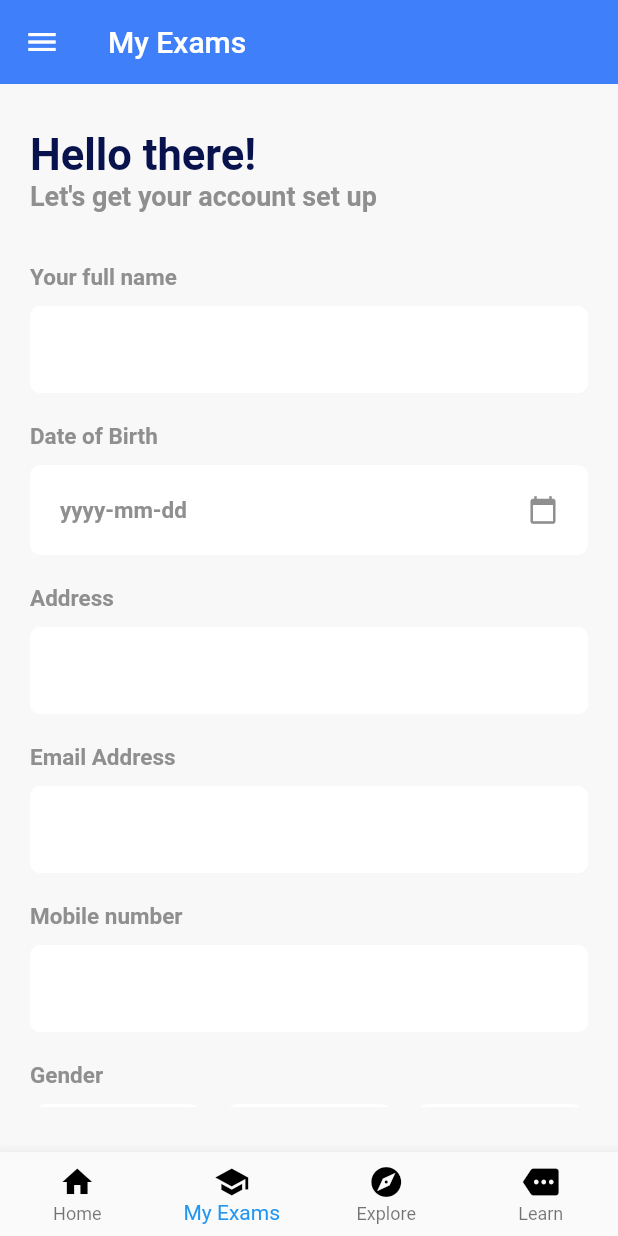
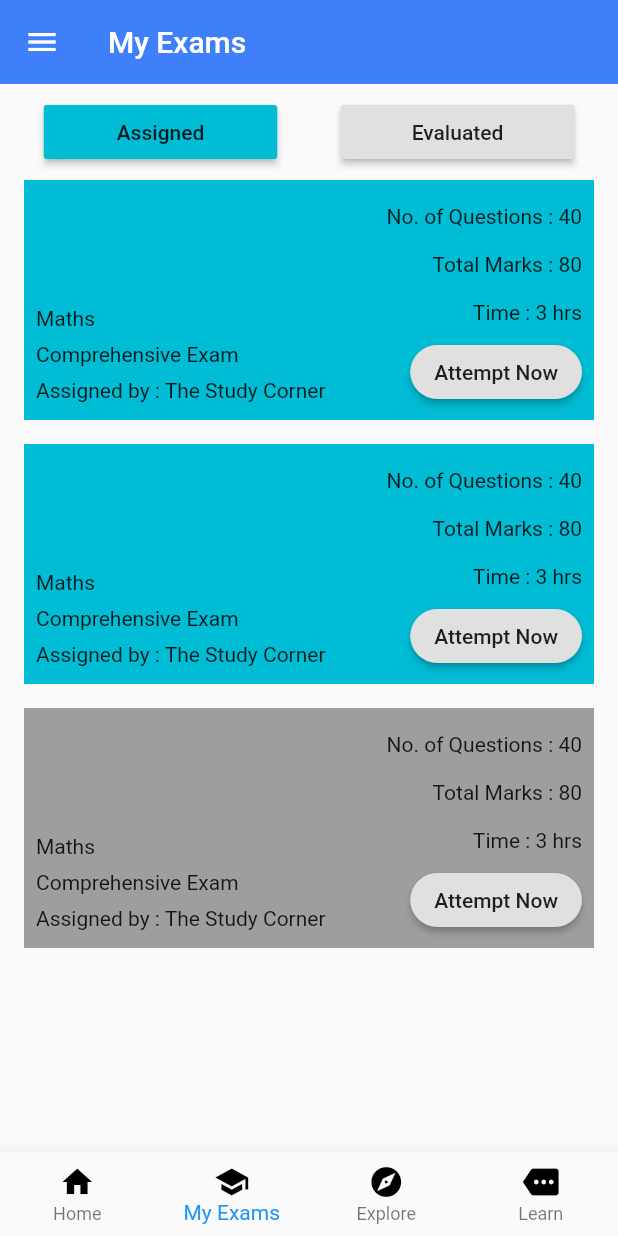
Before and after one commit to sharmaumang001/StudyCorner, a Flutter app: the HomeScreen screen opened by its route, item 2 of the bottom bar chosen, on a phone screen of 412 x 824 dp. Run offline on Flutter 3.47's test engine with Material 2 defaults, Android fonts, the phone set to English and light mode, and no system bars; our stand-ins replace cached_network_image, cloud_firestore, file_picker, firebase_auth, firebase_core, firebase_database and 5 more; missing offline and left inert: advance_pdf_viewer; accounts and stored records are empty.

Commit message:
Exam Screen Updated

```diff
--- a/study_corner/lib/HomeScreen.dart
+++ b/study_corner/lib/HomeScreen.dart
@@ -1,5 +1,6 @@
 import 'package:flutter/material.dart';
 import 'package:study_corner/feedback.dart';
+import 'exams.dart';
 
 import 'drawer.dart';
 import 'user_details.dart';
@@ -15,7 +16,7 @@ class _HomeScreenState extends State<HomeScreen> {
   int selectedIndex = 0;
   List<Widget> widgetOptions = [
     AboutScreen(),
-    UserForm(),
+    ExamScreen(),
 
     FeedBack(),
     Container(
--- /dev/null
+++ b/study_corner/lib/exams.dart
@@ -0,0 +1,117 @@
+import 'package:flutter/material.dart';
+
+class ExamBox extends StatelessWidget {
+
+  var colorp;
+
+  ExamBox(this.colorp);
+
+  @override
+  Widget build(BuildContext context) {
+    return Padding(
+      padding: const EdgeInsets.all(8.0),
+      child: Container(
+        color: colorp,
+        child: Row(
+          crossAxisAlignment: CrossAxisAlignment.end,
+          mainAxisAlignment: MainAxisAlignment.spaceBetween,
+          children: [
+            Padding(
+              padding: const EdgeInsets.all(8.0),
+              child: Column(
+                  crossAxisAlignment: CrossAxisAlignment.start,
+                  mainAxisAlignment: MainAxisAlignment.spaceEvenly,
+                  children: [
+                    Padding(
+                      padding: const EdgeInsets.symmetric( vertical : 4.0),
+                      child: Text("Maths"),
+                    ),
+                    Padding(
+                      padding: const EdgeInsets.symmetric( vertical : 4.0),
+                      child: Text("Comprehensive Exam"),
+                    ),
+                    Padding(
+                      padding: const EdgeInsets.symmetric( vertical : 4.0),
+                      child: Text("Assigned by : The Study Corner"),
+                    ),
+                  ],
+                ),
+            ),
+            Padding(
+              padding: const EdgeInsets.all(8.0),
+              child: Column(
+                crossAxisAlignment: CrossAxisAlignment.end,
+                children: [
+                  Padding(
+                      padding: const EdgeInsets.symmetric( vertical : 8.0),
+                    child: Text("No. of Questions : 40"),
+                  ),
+                  Padding(
+                      padding: const EdgeInsets.symmetric( vertical : 8.0),
+                    child: Text("Total Marks : 80"),
+                  ),
+                  Padding(
+                      padding: const EdgeInsets.symmetric( vertical : 8.0),
+                    child: Text("Time : 3 hrs"),
+                  ),
+
+                  RaisedButton(
+                    onPressed: (){},
+                    shape: RoundedRectangleBorder(borderRadius: BorderRadius.circular(20)),
+                    child: Text("Attempt Now"),
+                    ),
+                ],
+              ),
+            ),
+          ],
+        ),
+      ),
+    );
+  }
+}
+
+class ExamScreen extends StatelessWidget {
+  @override
+  Widget build(BuildContext context) {
+    return Padding(
+      padding: const EdgeInsets.all(8.0),
+      child: Container(
+        child: Column(
+          children: [
+            Row(
+              mainAxisSize: MainAxisSize.max,
+              mainAxisAlignment: MainAxisAlignment.spaceAround,
+              children: [
+                RaisedButton(
+                  color: Colors.cyan,
+                  child: Container(
+                    child: Center(child: Text("Assigned")),
+                    width: MediaQuery.of(context).size.width * 0.3,
+                  ),
+                  onPressed: () {},
+                ),
+                RaisedButton(
+                  child: Container(
+                    child: Center(child: Text("Evaluated")),
+                    width: MediaQuery.of(context).size.width * 0.3,
+                  ),
+                  onPressed: () {},
+                ),
+              ],
+            ),
+            Expanded(
+              child: ListView(
+                children: [
+                  ExamBox(Colors.cyan),
+                                    ExamBox(Colors.cyan),
+                  ExamBox(Colors.grey),
+
+                ],
+              ),
+            ),
+          ],
+        ),
+      ),
+    );
+  }
+}
--- a/study_corner/lib/main.dart
+++ b/study_corner/lib/main.dart
@@ -24,7 +24,7 @@ class MyApp extends StatelessWidget {
         theme: ThemeData(
           primarySwatch: Colors.blue,
         ),
-        initialRoute: LoginPage.id,
+        initialRoute: HomeScreen.id,
         routes: {
           LoginPage.id: (context) => LoginPage(),
           HomeScreen.id: (context) => HomeScreen(),
```
